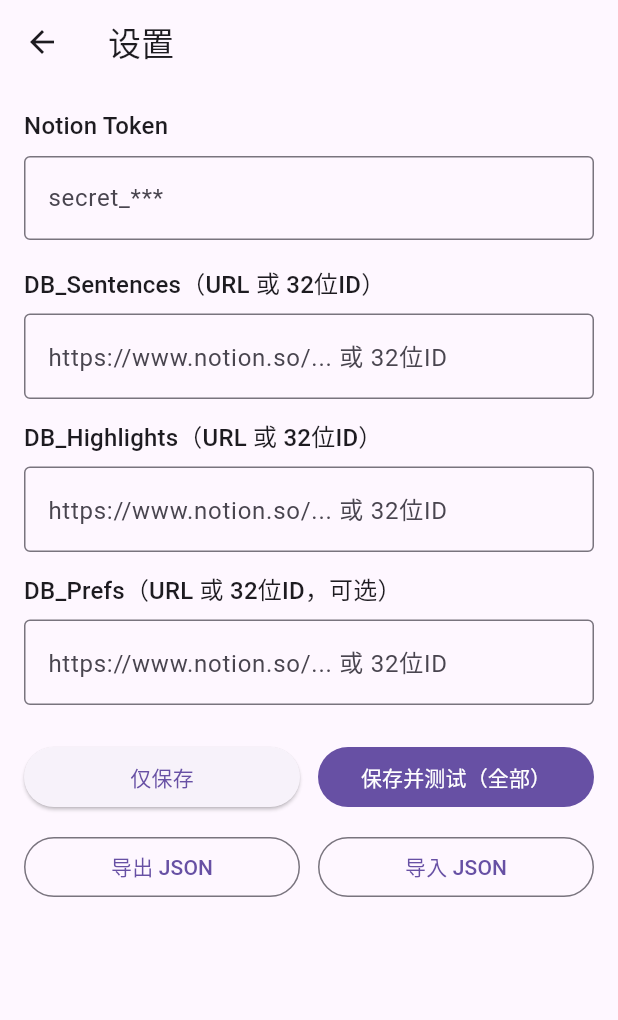
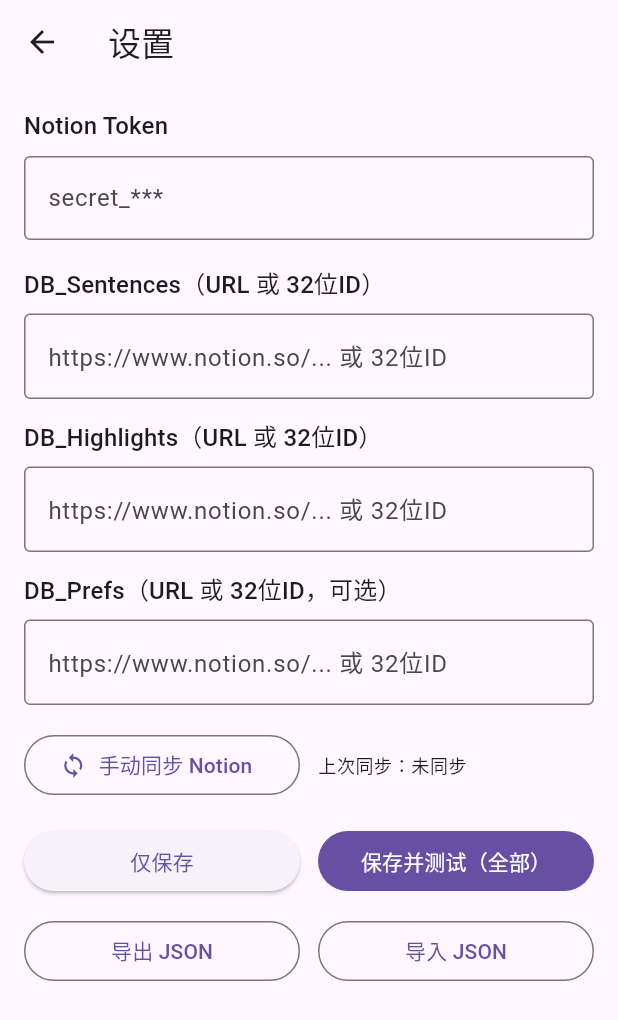
Before and after one commit to zyx419/korean_word_learning, a Flutter app: the screen it shows after launch, after a tap on "设置 Notion 与偏好", on a phone screen of 412 x 824 dp. Shown: the top 1020 px of the screen. Run offline on Flutter 3.47's test engine with Material 3 defaults, Android fonts, the phone set to English and light mode, and no system bars; our stand-ins replace file_picker, flutter_local_notifications, isar, logger; accounts and stored records are empty; generated files the repository leaves out were written again.

Commit message:
chore: commit pending changes

```diff
--- a/datebase/isar_notion_sync_starter/lib/data/models/notion_auth.dart
+++ b/datebase/isar_notion_sync_starter/lib/data/models/notion_auth.dart
@@ -9,4 +9,5 @@ class NotionAuth {
   String status = 'untested'; // untested|success|error
   DateTime? testedAt;
   String? errorMessage;
+  DateTime? lastSyncedAt;
 }
--- a/datebase/isar_notion_sync_starter/lib/main.dart
+++ b/datebase/isar_notion_sync_starter/lib/main.dart
@@ -1,6 +1,7 @@
 import 'package:flutter/material.dart';
 import 'package:flutter/foundation.dart';
 import 'package:isar_notion_sync_starter/data/local/isar_service.dart';
+import 'package:isar_notion_sync_starter/data/models/notion_auth.dart';
 import 'package:isar_notion_sync_starter/sync/notion_pull_service.dart';
 import 'package:isar_notion_sync_starter/sync/notion_retry_sync_handler.dart';
 import 'package:isar_notion_sync_starter/sync/sync_progress_notifier.dart';
@@ -30,7 +31,7 @@ void main() async {
       await isarService.init();
       await ensureGlobalSchedulerStarted();
       if (kDebugMode) debugPrint('Isar initialized');
-      await NotionPullService(isarService.isar).pullAll();
+      await _maybeAutoSync();
     } catch (e, st) {
       debugPrint('Isar init error: $e');
       debugPrint('$st');
@@ -71,3 +72,16 @@ Future<void> ensureGlobalSchedulerStarted() async {
   scheduler.runContinuous();
   globalSyncScheduler = scheduler;
 }
+
+Future<void> _maybeAutoSync() async {
+  final isar = isarService.isar;
+  final auth = await isar.notionAuths.get(1);
+  final now = DateTime.now();
+  const interval = Duration(hours: 4);
+  final last = auth?.lastSyncedAt;
+  final shouldSync = auth != null &&
+      auth.token.isNotEmpty &&
+      (last == null || now.difference(last) >= interval);
+  if (!shouldSync) return;
+  await NotionPullService(isar).pullAll();
+}
--- a/datebase/isar_notion_sync_starter/lib/ui/pages/settings_page.dart
+++ b/datebase/isar_notion_sync_starter/lib/ui/pages/settings_page.dart
@@ -9,6 +9,7 @@ import 'package:isar_notion_sync_starter/data/models/notion_auth.dart';
 import 'package:isar_notion_sync_starter/data/models/notion_binding.dart';
 import 'package:isar_notion_sync_starter/data/remote/notion_api.dart';
 import 'package:isar_notion_sync_starter/main.dart';
+import 'package:isar_notion_sync_starter/sync/notion_pull_service.dart';
 
 // Optional defaults injected via --dart-define at run time.
 // Example:
@@ -109,6 +110,7 @@ class _SettingsPageState extends State<SettingsPage> {
   bool _fileBusy = false;
   String _statusText = '';
   DateTime? _testedAt;
+  DateTime? _lastSyncedAt;
   String? _db1Name;
   String? _db2Name;
   String? _db3Name;
@@ -132,6 +134,7 @@ class _SettingsPageState extends State<SettingsPage> {
       _tokenCtl.text = auth.token;
       _statusText = auth.status;
       _testedAt = auth.testedAt;
+      _lastSyncedAt = auth.lastSyncedAt;
     }
     if (b1 != null) {
       _dbSentencesCtl.text = b1.rawUrl.isNotEmpty ? b1.rawUrl : b1.databaseId;
@@ -312,6 +315,28 @@ class _SettingsPageState extends State<SettingsPage> {
     }
   }
 
+  Future<void> _triggerManualSync() async {
+    if (_loading) return;
+    setState(() => _loading = true);
+    try {
+      await isarService.init();
+      final isar = isarService.isar;
+      final auth = await isar.notionAuths.get(1);
+      if (auth == null || auth.token.isEmpty) {
+        _snack('请先保存 Notion Token 和数据库 ID');
+        return;
+      }
+      await NotionPullService(isar).pullAll();
+      final refreshed = await isar.notionAuths.get(1);
+      setState(() => _lastSyncedAt = refreshed?.lastSyncedAt);
+      _snack('已触发一次同步');
+    } catch (e) {
+      _snack('同步失败：$e');
+    } finally {
+      if (mounted) setState(() => _loading = false);
+    }
+  }
+
   Future<void> _exportConfig() async {
     if (_fileBusy) return;
     setState(() => _fileBusy = true);
@@ -415,6 +440,14 @@ class _SettingsPageState extends State<SettingsPage> {
     return DateTime.now().toIso8601String().replaceAll(':', '-');
   }
 
+  String _formatLastSync() {
+    if (_lastSyncedAt == null) return '未同步';
+    final local = _lastSyncedAt!.toLocal();
+    String two(int n) => n.toString().padLeft(2, '0');
+    return '${local.year}-${two(local.month)}-${two(local.day)} '
+        '${two(local.hour)}:${two(local.minute)}';
+  }
+
   /// Small helper to surface messages as SnackBars.
   void _snack(String msg) {
     ScaffoldMessenger.of(context).showSnackBar(SnackBar(content: Text(msg)));
@@ -480,6 +513,22 @@ class _SettingsPageState extends State<SettingsPage> {
               const SizedBox(height: 8),
               if (_statusText.isNotEmpty)
                 Text('上次结果：$_statusText${_testedAt != null ? ' @ ${_testedAt!.toLocal()}' : ''}', style: caption),
+              const SizedBox(height: 8),
+              Row(
+                children: [
+                  Expanded(
+                    child: OutlinedButton.icon(
+                      onPressed: buttonsDisabled ? null : _triggerManualSync,
+                      icon: const Icon(Icons.sync),
+                      label: const Text('手动同步 Notion'),
+                    ),
+                  ),
+                  const SizedBox(width: 12),
+                  Expanded(
+                    child: Text('上次同步：${_formatLastSync()}', style: caption),
+                  ),
+                ],
+              ),
               const SizedBox(height: 16),
               Row(
                 children: [
```
Also changed, not shown: datebase/isar_notion_sync_starter/lib/sync/notion_pull_service.dart (+10 -0 lines), datebase/isar_notion_sync_starter/lib/ui/pages/learning_page.dart (+13 -34 lines), datebase/isar_notion_sync_starter/lib/data/models/notion_auth.g.dart.
